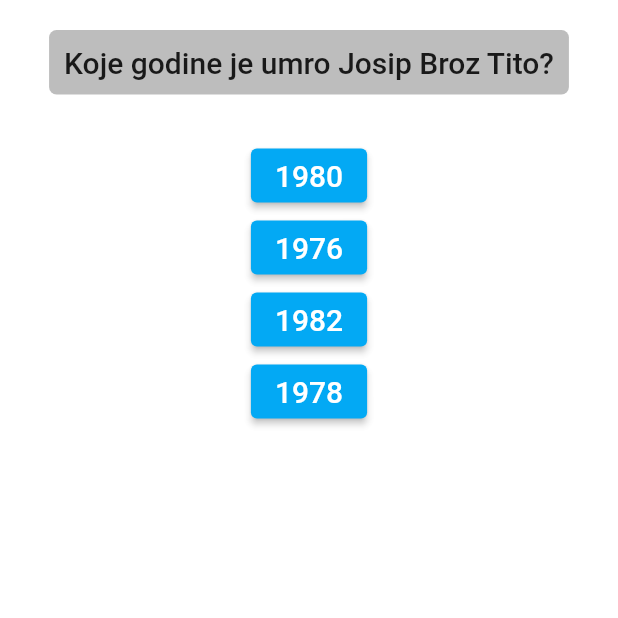
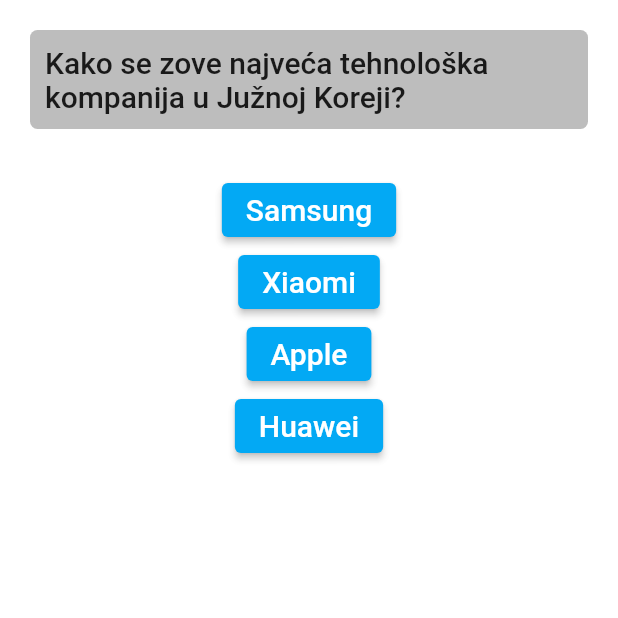
Before and after one commit to Anes1318/kviz, a Flutter app: the screen it shows after launch, on a phone screen of 412 x 824 dp, the top half of it. Run offline on Flutter 3.47's test engine with Material 2 defaults, Android fonts, the light colour scheme and no system bars.

Commit message:
jos da se doda radndomiziranje dugmadi i da ne moze dugme da se pritisne vise puta za redom

```diff
--- a/lib/main.dart
+++ b/lib/main.dart
@@ -16,7 +16,7 @@
 
 class _HomeState extends State<Home> {
   @override
-  List<Pitanje> pitanja = [
+  static List<Pitanje> pitanja = [
     Pitanje(
       pitanje: 'Koje godine je umro Josip Broz Tito?',
       tacanOdgovor: '1980',
@@ -45,21 +45,67 @@
       odgovor2: '2008',
       odgovor3: '1998',
     ),
+    Pitanje(
+      pitanje:
+          'Koje godine je Titanik potonuo u Atlantskom okeanu 15. aprila, djevičanskim putovanjem iz Sautemptona?',
+      tacanOdgovor: '1912',
+      odgovor1: '1916',
+      odgovor2: '1918',
+      odgovor3: '1917',
+    ),
+    Pitanje(
+      pitanje: 'Koliko udisaja dnevno uzima ljudsko tijelo?',
+      tacanOdgovor: '20000 dnevno',
+      odgovor1: '10000 dnevno',
+      odgovor2: '50000 dnevno',
+      odgovor3: '100000 dnevno',
+    ),
+    Pitanje(
+      pitanje:
+          'Što je u vizitkarti Al Caponea navedeno da je njegovo zanimanje?',
+      tacanOdgovor: 'Prodavac polovnog namestaja',
+      odgovor1: 'Pekar',
+      odgovor2: 'Kasir u marketu',
+      odgovor3: 'Čistač snijega',
+    ),
+    Pitanje(
+      pitanje: 'Kako se zove najveća tehnološka kompanija u Južnoj Koreji?',
+      tacanOdgovor: 'Samsung',
+      odgovor1: 'Xiaomi',
+      odgovor2: 'Apple',
+      odgovor3: 'Huawei',
+    ),
+    Pitanje(
+      pitanje: 'Koja je najmanja ptica na svijetu?',
+      tacanOdgovor: 'Kolibri',
+      odgovor1: 'Vrabac',
+      odgovor2: 'Detlić',
+      odgovor3: 'Bjelovrata muharica',
+    ),
   ];
 
-  int x = 0;
+  int x = Random().nextInt(pitanja.length);
   int mijenjanje(x) {
-    x = Random().nextInt(4);
+    int starox = x;
+    x = Random().nextInt(pitanja.length);
+    while (x == starox) {
+      print('$x == starox $starox');
+      x = Random().nextInt(pitanja.length);
+      print('novo x = $x');
+    }
+
     return x;
   }
 
   bool tacno = false;
   bool antiTacno = false;
-  String hashirama = 'tacanOdgovor';
+
+  bool buttonDisabled = true;
   Widget build(BuildContext context) {
     return MaterialApp(
       debugShowCheckedModeBanner: false,
       home: Scaffold(
+        // floatingActionButton: FloatingActionButton(onPressed: broji),
         backgroundColor: Colors.white60,
         body: SafeArea(
           child: Column(
@@ -88,7 +134,7 @@
                 kliknuliDugme: () {
                   setState(() {
                     tacno = true;
-                    print('PITE');
+
                     Timer(Duration(milliseconds: 1300), () {
                       setState(() {
                         tacno = false;
@@ -103,7 +149,7 @@
                 kliknuliDugme: () {
                   setState(() {
                     antiTacno = true;
-                    print('PITE');
+
                     Timer(Duration(milliseconds: 1300), () {
                       setState(() {
                         antiTacno = false;
@@ -118,7 +164,7 @@
                 kliknuliDugme: () {
                   setState(() {
                     antiTacno = true;
-                    print('PITE');
+
                     Timer(Duration(milliseconds: 1300), () {
                       setState(() {
                         antiTacno = false;
@@ -133,7 +179,7 @@
                 kliknuliDugme: () {
                   setState(() {
                     antiTacno = true;
-                    print('PITE');
+
                     Timer(Duration(milliseconds: 1300), () {
                       setState(() {
                         antiTacno = false;
```
Also changed, not shown: pubspec.yaml (+45 -47 lines).
